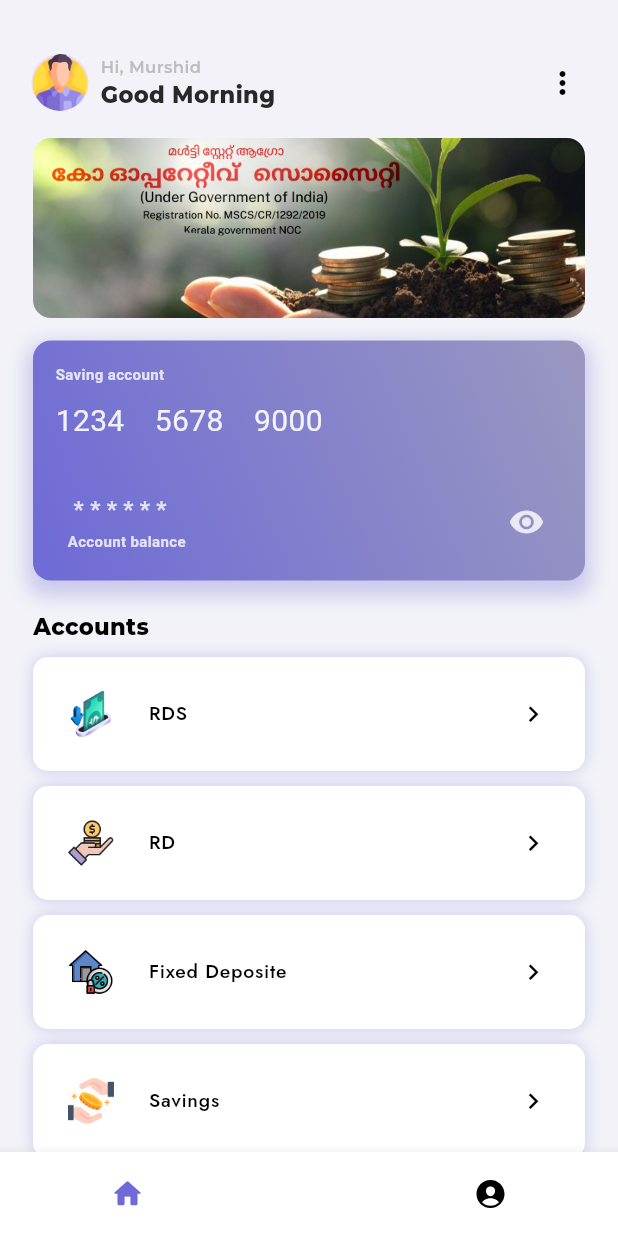
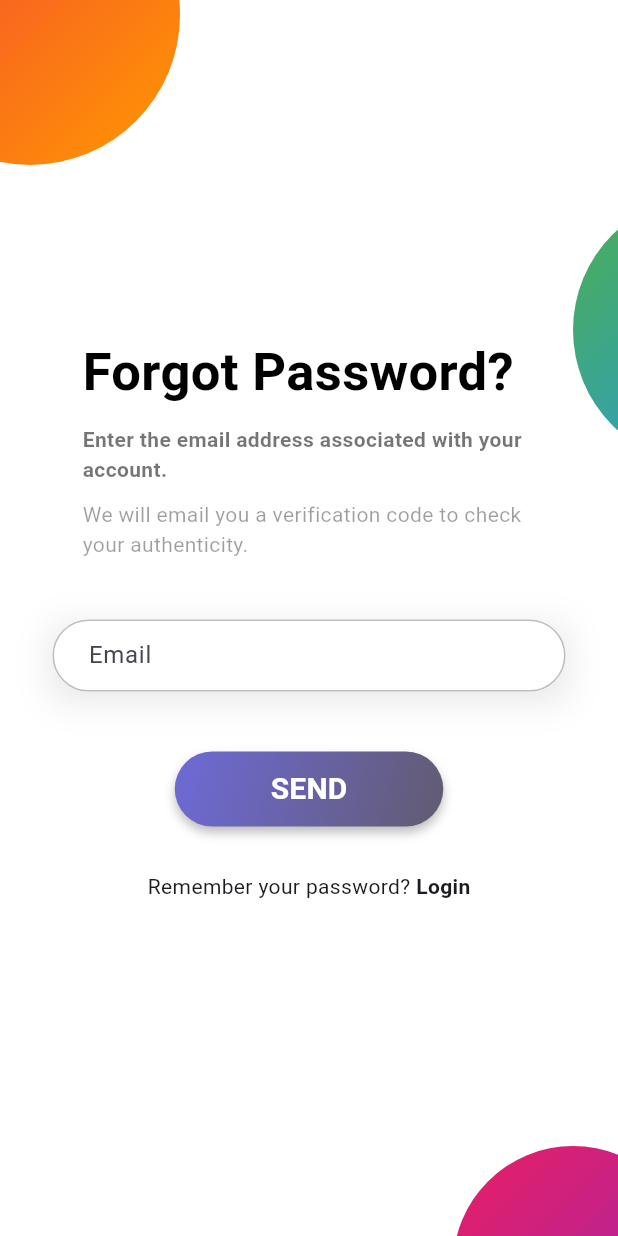
Before and after one commit to whitesoft2024/malabar_cstomer, a Flutter app: the screen it shows after launch, after a tap on "Forget Password !", on a phone screen of 412 x 824 dp. Run offline on Flutter 3.47's test engine with Material 3 defaults, Android fonts, the phone set to English and light mode, and no system bars; drawn by our look-alikes of animated_bottom_navigation_bar; our stand-ins replace google_fonts, hexcolor, ionicons, otp_text_field; Roboto replaces fonts that are missing (Varela).

Commit message:
login screen completed

```diff
--- /dev/null
+++ b/lib/screens/forget_pasword_page.dart
@@ -0,0 +1,162 @@
+
+import 'package:flutter/cupertino.dart';
+import 'package:flutter/gestures.dart';
+import 'package:flutter/material.dart';
+import 'package:google_fonts/google_fonts.dart';
+import 'package:malabar_cstomer/widgets/background.dart';
+
+import '../widgets/header_widget.dart';
+import '../widgets/theme_helper.dart';
+import 'forget_password_verification.dart';
+import 'loginpage.dart';
+
+class ForgotPasswordPage extends StatefulWidget {
+  const ForgotPasswordPage({Key? key}) : super(key: key);
+
+  @override
+  _ForgotPasswordPageState createState() => _ForgotPasswordPageState();
+}
+
+class _ForgotPasswordPageState extends State<ForgotPasswordPage> {
+  final _formKey = GlobalKey<FormState>();
+
+  @override
+  Widget build(BuildContext context) {
+    double _headerHeight = 300;
+    return Scaffold(
+        backgroundColor: Colors.white,
+        body: Background(
+          gradientColors1: [Colors.red, Colors.orange],
+          gradientColors2: [Colors.blue, Colors.green],
+          gradientColors3: [Colors.purple, Colors.pink],
+          child: SingleChildScrollView(
+            child: Column(
+              children: [
+                // Container(
+                //   height: _headerHeight,
+                //   child: HeaderWidget(_headerHeight, true, Icons.password_rounded),
+                // ),
+                SafeArea(
+                  child: Container(
+                    margin: EdgeInsets.fromLTRB(25, 10, 25, 10),
+                    padding: EdgeInsets.fromLTRB(10, 0, 10, 0),
+                    child: Column(
+                      children: [
+                        Container(
+                          alignment: Alignment.topLeft,
+                          margin: EdgeInsets.fromLTRB(20, 0, 20, 0),
+                          child: Column(
+                            mainAxisAlignment: MainAxisAlignment.start,
+                            crossAxisAlignment: CrossAxisAlignment.start,
+                            children: [
+                              Text('Forgot Password?',
+                                style: GoogleFonts.varela(
+                                    fontSize: 35,
+                                    fontWeight: FontWeight.bold,
+                                    color: Colors.black
+                                ),
+                                // textAlign: TextAlign.center,
+                              ),
+                              SizedBox(height: 10,),
+                              Text('Enter the email address associated with your account.',
+                                style: GoogleFonts.varela(
+                                  // fontSize: 20,
+                                    fontWeight: FontWeight.bold,
+                                    color: Colors.black54
+                                ),
+                                // textAlign: TextAlign.center,
+                              ),
+                              SizedBox(height: 10,),
+                              Text('We will email you a verification code to check your authenticity.',
+                                style: GoogleFonts.varela(
+                                  color: Colors.black38,
+                                  // fontSize: 20,
+                                ),
+                                // textAlign: TextAlign.center,
+                              ),
+                            ],
+                          ),
+                        ),
+                        SizedBox(height: 40.0),
+                        Form(
+                          key: _formKey,
+                          child: Column(
+                            children: <Widget>[
+                              Container(
+                                child: TextFormField(
+                                  decoration: ThemeHelper().textInputDecoration("Email", "Enter your email"),
+                                  validator: (val){
+                                    if(val!.isEmpty){
+                                      return "Email can't be empty";
+                                    }
+                                    else if(!RegExp(r"^[a-zA-Z0-9.!#$%&'*+/=?^_`{|}~-]+@[a-zA-Z0-9](?:[a-zA-Z0-9-]{0,253}[a-zA-Z0-9])?(?:\.[a-zA-Z0-9](?:[a-zA-Z0-9-]{0,253}[a-zA-Z0-9])?)*$").hasMatch(val)){
+                                      return "Enter a valid email address";
+                                    }
+                                    return null;
+                                  },
+                                ),
+                                decoration: ThemeHelper().inputBoxDecorationShaddow(),
+                              ),
+                              SizedBox(height: 40.0),
+                              Container(
+                                decoration: ThemeHelper().buttonBoxDecoration(context),
+                                child: ElevatedButton(
+                                  style: ThemeHelper().buttonStyle(),
+                                  child: Padding(
+                                    padding: const EdgeInsets.fromLTRB(
+                                        40, 10, 40, 10),
+                                    child: Text(
+                                      "Send".toUpperCase(),
+                                      style: GoogleFonts.varela(
+                                        fontSize: 20,
+                                        fontWeight: FontWeight.bold,
+                                        color: Colors.white,
+                                      ),
+                                    ),
+                                  ),
+                                  onPressed: () {
+                                    if(_formKey.currentState!.validate()) {
+                                      Navigator.pushReplacement(
+                                        context,
+                                        MaterialPageRoute(
+                                            builder: (context) => ForgotPasswordVerificationPage()),
+                                      );
+                                    }
+                                  },
+                                ),
+                              ),
+                              SizedBox(height: 30.0),
+                              Text.rich(
+                                TextSpan(
+                                  children: [
+                                    TextSpan(text: "Remember your password? ",style: GoogleFonts.varela()),
+                                    TextSpan(
+                                      text: 'Login',
+                                      recognizer: TapGestureRecognizer()
+                                        ..onTap = () {
+                                          Navigator.push(
+                                            context,
+                                            MaterialPageRoute(builder: (context) => LoginScreen()),
+                                          );
+                                        },
+                                      style: GoogleFonts.varela(
+                                          fontWeight: FontWeight.bold
+                                      ),
+                                    ),
+                                  ],
+                                ),
+                              ),
+                            ],
+                          ),
+                        )
+                      ],
+                    ),
+                  ),
+                )
+              ],
+            ),
+          ),
+        )
+    );
+  }
+}
--- a/lib/screens/loginpage.dart
+++ b/lib/screens/loginpage.dart
@@ -2,8 +2,10 @@ import 'package:flutter/material.dart';
 import 'package:google_fonts/google_fonts.dart';
 import 'package:malabar_cstomer/constants.dart';
 import 'package:malabar_cstomer/screens/HomePage.dart';
+import 'package:malabar_cstomer/widgets/background.dart';
 
 import 'dashboard.dart';
+import 'forget_pasword_page.dart';
 
 void main() {
   runApp(const MyApp());
@@ -26,15 +28,8 @@ class LoginScreen extends StatelessWidget {
   @override
   Widget build(BuildContext context) {
     return Scaffold(
-      body: Stack(
-        children:[
-          Positioned.fill(
-            child: Image.asset(
-              "assets/images/bg.png", // Replace with your background image path
-              fit: BoxFit.cover,
-            ),
-          ),
-          Center(
+      body: Center(
+      child: Background(
         child: SingleChildScrollView(
           child: Padding(
             padding: EdgeInsets.symmetric(horizontal: 22,vertical: 10),
@@ -111,7 +106,7 @@ class LoginScreen extends StatelessWidget {
                         TextButton(
                             onPressed: (){
                               Navigator.push(context,
-                                    MaterialPageRoute(builder: (context) => homepage()));
+                                  MaterialPageRoute(builder: (context) => ForgotPasswordPage()));
                             },
                             child: Text("Forget Password !")
                         ),
@@ -124,7 +119,6 @@ class LoginScreen extends StatelessWidget {
           ),
         ),
       ),
-        ],
               ),
     );
   }
--- /dev/null
+++ b/lib/widgets/background.dart
@@ -0,0 +1,88 @@
+import 'package:flutter/material.dart';
+import 'package:malabar_cstomer/constants.dart';
+
+class Background extends StatelessWidget {
+  final Widget child;
+  final List<Color> gradientColors1;
+  final List<Color> gradientColors2;
+  final List<Color> gradientColors3;
+
+  const Background({
+    Key? key,
+    required this.child,
+    this.gradientColors1 = const [kPrimaryColor1, Colors.white], // Default gradient colors
+    this.gradientColors2 = const [kPrimaryColor1, Colors.white],
+    this.gradientColors3 = const [kPrimaryColor1, Colors.white],
+  }) : super(key: key);
+
+  @override
+  Widget build(BuildContext context) {
+    return Scaffold(
+      resizeToAvoidBottomInset: false,
+      body: SizedBox(
+        width: double.infinity,
+        height: MediaQuery.of(context).size.height,
+        child: Stack(
+          alignment: Alignment.center,
+          children: <Widget>[
+            Positioned(
+              top: -90,
+              left: -80,
+              child: CircleAvatar(
+                radius: 100,
+                backgroundColor: Colors.transparent,
+                child: Container(
+                  decoration: BoxDecoration(
+                    shape: BoxShape.circle,
+                    gradient: LinearGradient(
+                      colors: gradientColors1, // Use dynamic colors
+                      begin: Alignment.topLeft,
+                      end: Alignment.bottomRight,
+                    ),
+                  ),
+                ),
+              ),
+            ),
+            Positioned(
+              top: 130,
+              right: -150,
+              child: CircleAvatar(
+                radius: 90,
+                backgroundColor: Colors.transparent,
+                child: Container(
+                  decoration: BoxDecoration(
+                    shape: BoxShape.circle,
+                    gradient: LinearGradient(
+                      colors: gradientColors2, // Use dynamic colors
+                      begin: Alignment.bottomRight,
+                      end: Alignment.topLeft,
+                    ),
+                  ),
+                ),
+              ),
+            ),
+            Positioned(
+              bottom: -100,
+              right: -50,
+              child: CircleAvatar(
+                radius: 80,
+                backgroundColor: Colors.transparent,
+                child: Container(
+                  decoration: BoxDecoration(
+                    shape: BoxShape.circle,
+                    gradient: LinearGradient(
+                      colors: gradientColors3, // Use dynamic colors
+                      begin: Alignment.bottomRight,
+                      end: Alignment.topLeft,
+                    ),
+                  ),
+                ),
+              ),
+            ),
+            SafeArea(child: child),
+          ],
+        ),
+      ),
+    );
+  }
+}
--- /dev/null
+++ b/lib/widgets/theme_helper.dart
@@ -0,0 +1,97 @@
+
+import 'package:flutter/material.dart';
+import 'package:hexcolor/hexcolor.dart';
+
+
+class ThemeHelper{
+
+  InputDecoration textInputDecoration([String lableText="", String hintText = ""]){
+    return InputDecoration(
+      labelText: lableText,
+      hintText: hintText,
+      fillColor: Colors.white,
+      filled: true,
+      contentPadding: EdgeInsets.fromLTRB(20, 10, 20, 10),
+      focusedBorder: OutlineInputBorder(borderRadius: BorderRadius.circular(100.0), borderSide: BorderSide(color: Colors.grey)),
+      enabledBorder: OutlineInputBorder(borderRadius: BorderRadius.circular(100.0), borderSide: BorderSide(color: Colors.grey.shade400)),
+      errorBorder: OutlineInputBorder(borderRadius: BorderRadius.circular(100.0), borderSide: BorderSide(color: Colors.red, width: 2.0)),
+      focusedErrorBorder: OutlineInputBorder(borderRadius: BorderRadius.circular(100.0), borderSide: BorderSide(color: Colors.red, width: 2.0)),
+    );
+  }
+
+  BoxDecoration inputBoxDecorationShaddow() {
+    return BoxDecoration(boxShadow: [
+      BoxShadow(
+        color: Colors.black.withOpacity(0.1),
+        blurRadius: 20,
+        offset: const Offset(0, 5),
+      )
+    ]);
+  }
+
+  BoxDecoration buttonBoxDecoration(BuildContext context, [String color1 = "", String color2 = ""]) {
+    Color c1 = Theme.of(context).primaryColor;
+    Color c2 = Theme.of(context).colorScheme.secondary;
+    if (color1.isEmpty == false) {
+      c1 = HexColor(color1);
+    }
+    if (color2.isEmpty == false) {
+      c2 = HexColor(color2);
+    }
+
+    return BoxDecoration(
+      boxShadow: [
+        BoxShadow(color: Colors.black26, offset: Offset(0, 4), blurRadius: 5.0)
+      ],
+      gradient: LinearGradient(
+        begin: Alignment.topLeft,
+        end: Alignment.bottomRight,
+        stops: [0.0, 1.0],
+        colors: [
+          c1,
+          c2,
+        ],
+      ),
+      color: Colors.deepPurple.shade300,
+      borderRadius: BorderRadius.circular(30),
+    );
+  }
+
+  ButtonStyle buttonStyle() {
+    return ButtonStyle(
+      shape: MaterialStateProperty.all<RoundedRectangleBorder>(
+        RoundedRectangleBorder(
+          borderRadius: BorderRadius.circular(30.0),
+        ),
+      ),
+      minimumSize: MaterialStateProperty.all(Size(50, 50)),
+      backgroundColor: MaterialStateProperty.all(Colors.transparent),
+      shadowColor: MaterialStateProperty.all(Colors.transparent),
+    );
+  }
+
+  AlertDialog alartDialog(String title, String content, BuildContext context) {
+    return AlertDialog(
+      title: Text(title),
+      content: Text(content),
+      actions: [
+        TextButton(
+          child: Text(
+            "OK",
+            style: TextStyle(color: Colors.white),
+          ),
+          style: ButtonStyle(
+              backgroundColor: MaterialStateProperty.all(Colors.black38)),
+          onPressed: () {
+            Navigator.of(context).pop();
+          },
+        ),
+      ],
+    );
+  }
+
+}
+
+class LoginFormStyle{
+
+}
--- a/pubspec.yaml
+++ b/pubspec.yaml
@@ -35,6 +35,8 @@ dependencies:
   google_fonts: ^6.2.1
   animated_bottom_navigation_bar: ^1.3.3
   flutter_tabler_icons: ^1.35.0
+  hexcolor: ^3.0.1
+  otp_text_field: ^1.1.3
 
 
   # The following adds the Cupertino Icons font to your application.
```
Also changed, not shown: lib/screens/forget_password_verification.dart (added, +167 -0 lines), lib/widgets/header_widget.dart (added, +169 -0 lines), assets/images/BG1.png (added), pubspec.lock. Lines whose indentation alone changed are shown as unchanged.
